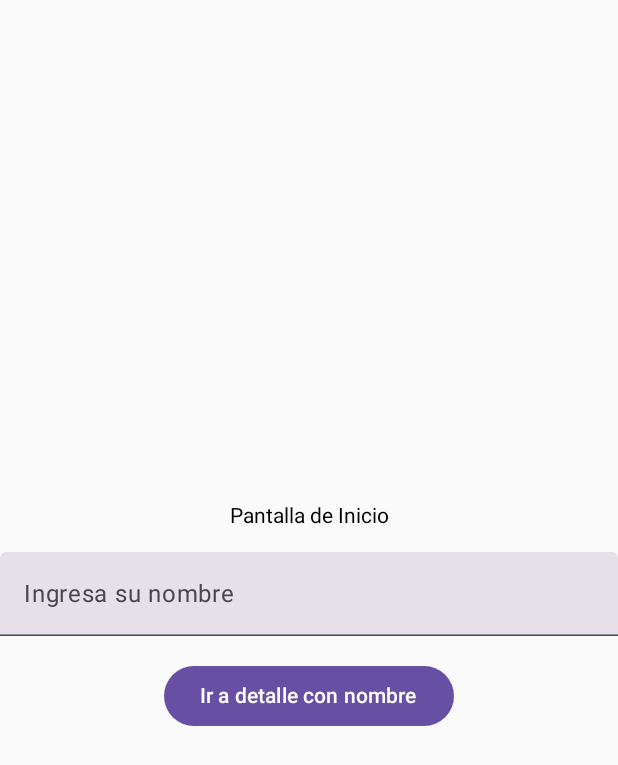
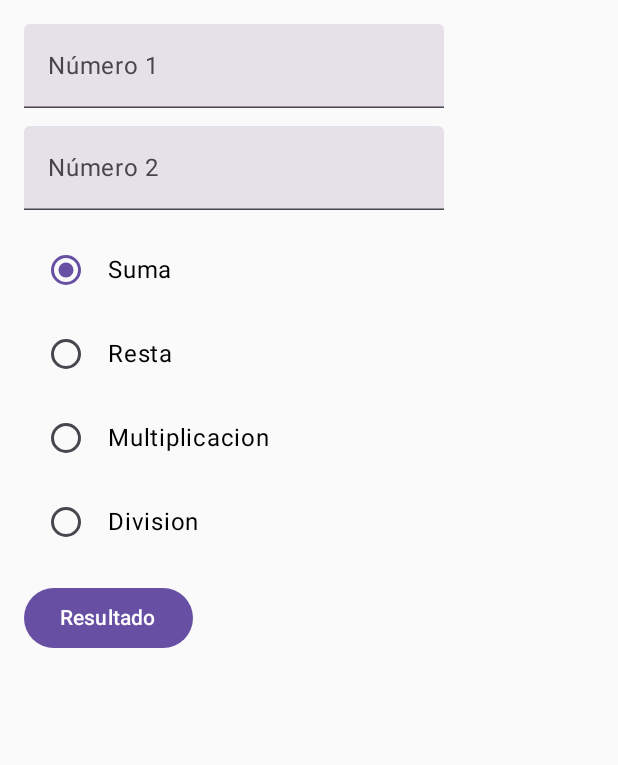
Before and after one commit to IDGS-903-22002335/Ejemplo2ComposerIDGS903, an Android app built with Jetpack Compose: the screen it shows after launch (MainActivity), on a phone screen of 412 x 824 dp. Shown: the top 765 px of the screen. Run offline under Robolectric (Android 15) with nearby library versions, the phone set to English and light mode, and no system bars.

Commit message:
Calculadora basica 23/06/2025

```diff
--- a/app/src/main/java/com/esmeralda/ejemplo2composeridgs903/MainActivity.kt
+++ b/app/src/main/java/com/esmeralda/ejemplo2composeridgs903/MainActivity.kt
@@ -29,21 +29,27 @@ import androidx.navigation.compose.NavHost
 import androidx.navigation.compose.composable
 import androidx.navigation.compose.rememberNavController
 import com.esmeralda.ejemplo2composeridgs903.ui.theme.Ejemplo2ComposerIDGS903Theme
+import org.w3c.dom.Text
 
 class MainActivity : ComponentActivity() {
     override fun onCreate(savedInstanceState: Bundle?) {
         super.onCreate(savedInstanceState)
         enableEdgeToEdge()
         setContent {
-           val navController = rememberNavController()
+            SumaDosNumeros()
+         /*  val navController = rememberNavController()
             NavHost(navController = navController, startDestination = "inicio"){
                 composable("inicio"){PantallaInicio(navController)}
                 composable("detalle/{nombre}"){backStackEntry ->
                     val nombre = backStackEntry.arguments?.getString("nombre") ?: "Invitado"
                     PantallaDetalle(navController, nombre)
+
+
+
+
                 }
             }
-
+*/
         }
     }
 }
--- /dev/null
+++ b/app/src/main/java/com/esmeralda/ejemplo2composeridgs903/SumaDosNumeros.kt
@@ -0,0 +1,138 @@
+package com.esmeralda.ejemplo2composeridgs903
+
+
+import androidx.compose.foundation.layout.Arrangement
+import androidx.compose.foundation.layout.Column
+import androidx.compose.foundation.layout.Row
+import androidx.compose.foundation.layout.fillMaxSize
+import androidx.compose.foundation.layout.fillMaxWidth
+import androidx.compose.foundation.layout.height
+import androidx.compose.foundation.layout.padding
+import androidx.compose.foundation.layout.size
+import androidx.compose.foundation.selection.selectable
+import androidx.compose.foundation.selection.selectableGroup
+import androidx.compose.foundation.text.KeyboardOptions
+import androidx.compose.material3.Button
+import androidx.compose.material3.RadioButton
+import androidx.compose.material3.MaterialTheme
+import androidx.compose.material3.Text
+import androidx.compose.material3.TextField
+import androidx.compose.runtime.Composable
+import androidx.compose.runtime.getValue
+import androidx.compose.runtime.mutableStateOf
+import androidx.compose.runtime.remember
+import androidx.compose.runtime.setValue
+import androidx.compose.ui.Alignment
+import androidx.compose.ui.Modifier
+import androidx.compose.ui.semantics.Role
+import androidx.compose.ui.text.input.KeyboardType
+import androidx.compose.ui.unit.dp
+
+@Composable
+fun SumaDosNumeros() {
+
+    val radioOptions = listOf("Suma", "Resta", "Multiplicacion", "Division")
+    val (selectedOption, onOptionSelected) = remember { mutableStateOf(radioOptions[0]) }
+
+    var num1 by remember()  { mutableStateOf("") }
+    var num2 by remember() { mutableStateOf("")}
+    var resulado by remember() { mutableStateOf("") }
+
+    Column (modifier = Modifier
+        .fillMaxSize()
+        .padding(16.dp),
+        verticalArrangement = Arrangement.spacedBy(12.dp),
+    ){
+        TextField(
+            value = num1,
+            onValueChange = {num1 = it},
+            label = {Text("Número 1")},
+            keyboardOptions = KeyboardOptions(keyboardType = KeyboardType.Number)
+        )
+        TextField(
+            value = num2,
+            onValueChange = {num2 = it},
+            label = {Text("Número 2")},
+            keyboardOptions = KeyboardOptions(keyboardType = KeyboardType.Number)
+        )
+        val option = RadioButtonSingleSelection()
+        Button(onClick = {
+
+            val n1 = num1.toIntOrNull()
+            val n2 = num2.toIntOrNull()
+
+            if(option == "Suma") {
+                resulado = if (n1 != null && n2 != null) {
+                    "Resultado: ${n1 + n2}"
+                } else {
+                    "Ingrese números validos"
+                }
+            }
+
+            if(option == "Resta"){
+                resulado = if (n1 != null && n2 != null) {
+                    "Resultado: ${n1 - n2}"
+                } else {
+                    "Ingrese números validos"
+                }
+            }
+            if(option == "Multiplicacion"){
+                resulado = if (n1 != null && n2 != null) {
+                    "Resultado: ${n1 * n2}"
+                } else {
+                    "Ingrese números validos"
+                }
+            }
+            if(option == "Division"){
+                resulado = if (n1 != null && n2 != null) {
+                    "Resultado: ${n1 / n2}"
+                } else {
+                    "Ingrese números validos"
+                }
+            }
+        }) {
+            Text("Resultado")
+        }
+        Text(text = resulado)
+
+
+    }
+
+
+}
+
+@Composable
+fun RadioButtonSingleSelection(modifier: Modifier = Modifier): String {
+  val radioOptions = listOf("Suma", "Resta", "Multiplicacion", "Division")
+    val (selectedOption, onOptionSelected) = remember { mutableStateOf(radioOptions[0]) }
+
+    Column(modifier.selectableGroup()) {
+        radioOptions.forEach{ text ->
+            Row(
+                Modifier
+                    .fillMaxWidth()
+                    .height(56.dp)
+                    .selectable(
+                        selected = (text == selectedOption),
+                        onClick = { onOptionSelected(text)},
+                        role = Role.RadioButton
+                    )
+                    .padding(horizontal = 16.dp),
+                verticalAlignment = Alignment.CenterVertically
+            ){
+                RadioButton(
+                    selected = (text == selectedOption),
+                    onClick = null
+                )
+                Text(
+                    text = text,
+                    style = MaterialTheme.typography.bodyLarge,
+                    modifier = Modifier.padding(start = 16.dp)
+                )
+            }
+
+        }
+
+    }
+    return selectedOption
+}
```
